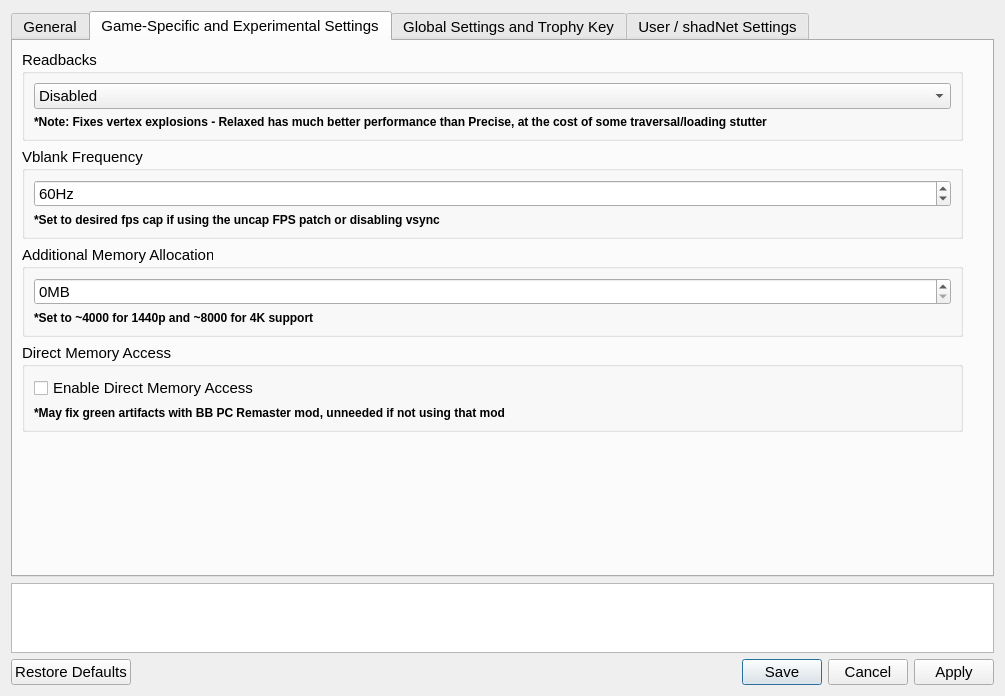
Qt form settings/ShadSettings.ui (rainmakerv3/BB_Launcher) before a commit.
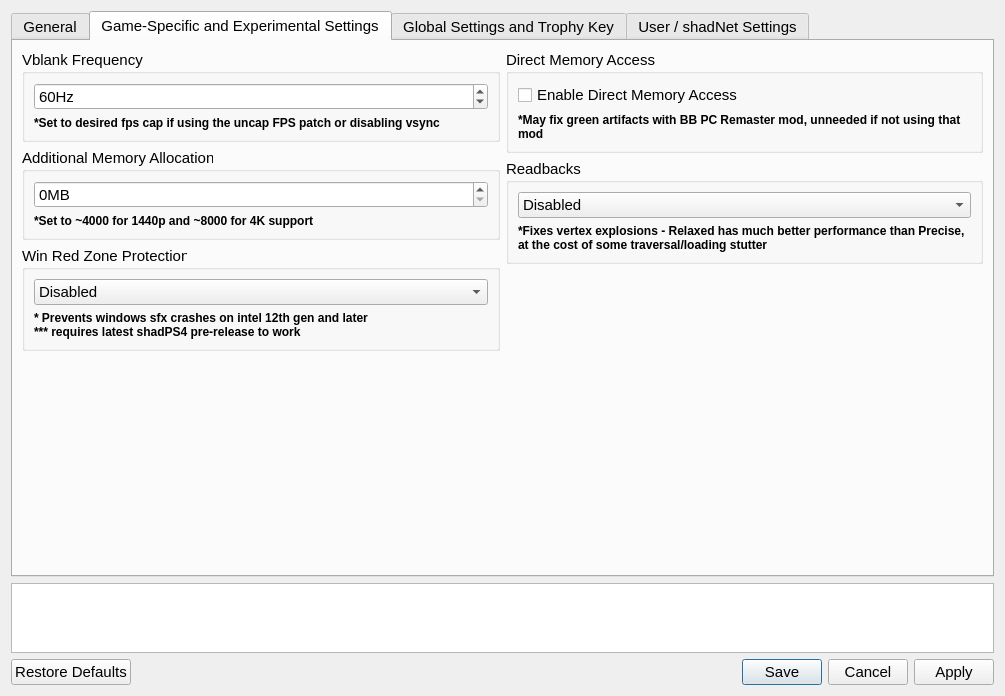
The same form after that commit. The open tabs and pages were chosen to show the change. Icons and pictures are not drawn.

Commit message: shadPS4 settings: add intel 12th gen fix experimental setting

```diff
--- a/settings/ShadSettings.ui
+++ b/settings/ShadSettings.ui
@@ -697,56 +697,6 @@
       <layout class="QHBoxLayout" name="horizontalLayout">
        <item>
         <layout class="QVBoxLayout" name="verticalLayout_2">
-         <item>
-          <widget class="QGroupBox" name="groupBox">
-           <property name="title">
-            <string>Readbacks</string>
-           </property>
-           <layout class="QVBoxLayout" name="verticalLayout_8">
-            <item>
-             <widget class="QComboBox" name="readbacksModeComboBox">
-              <item>
-               <property name="text">
-                <string>Disabled</string>
-               </property>
-              </item>
-              <item>
-               <property name="text">
-                <string>Relaxed</string>
-               </property>
-              </item>
-              <item>
-               <property name="text">
-                <string>Precise</string>
-               </property>
-              </item>
-             </widget>
-            </item>
-            <item>
-             <widget class="QLabel" name="readbacksNoteLabel">
-              <property name="sizePolicy">
-               <sizepolicy hsizetype="Preferred" vsizetype="Fixed">
-                <horstretch>0</horstretch>
-                <verstretch>0</verstretch>
-               </sizepolicy>
-              </property>
-              <property name="font">
-               <font>
-                <pointsize>9</pointsize>
-                <bold>true</bold>
-               </font>
-              </property>
-              <property name="text">
-               <string>*Note: Fixes vertex explosions - Relaxed has much better performance than Precise, at the cost of some traversal/loading stutter</string>
-              </property>
-              <property name="wordWrap">
-               <bool>true</bool>
-              </property>
-             </widget>
-            </item>
-           </layout>
-          </widget>
-         </item>
          <item>
           <widget class="QGroupBox" name="heightDivider">
            <property name="title">
@@ -845,20 +795,27 @@
           </widget>
          </item>
          <item>
-          <widget class="QGroupBox" name="dmaGroupBox">
+          <widget class="QGroupBox" name="winRedZoneGroupBox">
            <property name="title">
-            <string>Direct Memory Access</string>
+            <string>Win Red Zone Protection</string>
            </property>
-           <layout class="QVBoxLayout" name="verticalLayout_13">
+           <layout class="QVBoxLayout" name="verticalLayout_27">
             <item>
-             <widget class="QCheckBox" name="DMACheckBox">
-              <property name="text">
-               <string notr="true">Enable Direct Memory Access</string>
-              </property>
+             <widget class="QComboBox" name="winRedZoneComboBox">
+              <item>
+               <property name="text">
+                <string>Disabled</string>
+               </property>
+              </item>
+              <item>
+               <property name="text">
+                <string>Static Patching</string>
+               </property>
+              </item>
              </widget>
             </item>
             <item>
-             <widget class="QLabel" name="dmaNoteLabel">
+             <widget class="QLabel" name="dmaNoteLabel_3">
               <property name="sizePolicy">
                <sizepolicy hsizetype="Preferred" vsizetype="Fixed">
                 <horstretch>0</horstretch>
@@ -872,7 +829,8 @@
                </font>
               </property>
               <property name="text">
-               <string>*May fix green artifacts with BB PC Remaster mod, unneeded if not using that mod</string>
+               <string>* Prevents windows sfx crashes on intel 12th gen and later
+*** requires latest shadPS4 pre-release to work</string>
               </property>
               <property name="wordWrap">
                <bool>true</bool>
@@ -899,6 +857,94 @@
        </item>
        <item>
         <layout class="QVBoxLayout" name="verticalLayout_14">
+         <item>
+          <widget class="QGroupBox" name="dmaGroupBox">
+           <property name="title">
+            <string>Direct Memory Access</string>
+           </property>
+           <layout class="QVBoxLayout" name="verticalLayout_13">
+            <item>
+             <widget class="QCheckBox" name="DMACheckBox">
+              <property name="text">
+               <string notr="true">Enable Direct Memory Access</string>
+              </property>
+             </widget>
+            </item>
+            <item>
+             <widget class="QLabel" name="dmaNoteLabel">
+              <property name="sizePolicy">
+               <sizepolicy hsizetype="Preferred" vsizetype="Fixed">
+                <horstretch>0</horstretch>
+                <verstretch>0</verstretch>
+               </sizepolicy>
+              </property>
+              <property name="font">
+               <font>
+                <pointsize>9</pointsize>
+                <bold>true</bold>
+               </font>
+              </property>
+              <property name="text">
+               <string>*May fix green artifacts with BB PC Remaster mod, unneeded if not using that mod</string>
+              </property>
+              <property name="wordWrap">
+               <bool>true</bool>
+              </property>
+             </widget>
+            </item>
+           </layout>
+          </widget>
+         </item>
+         <item>
+          <widget class="QGroupBox" name="groupBox">
+           <property name="title">
+            <string>Readbacks</string>
+           </property>
+           <layout class="QVBoxLayout" name="verticalLayout_8">
+            <item>
+             <widget class="QComboBox" name="readbacksModeComboBox">
+              <item>
+               <property name="text">
+                <string>Disabled</string>
+               </property>
+              </item>
+              <item>
+               <property name="text">
+                <string>Relaxed</string>
+               </property>
+              </item>
+              <item>
+               <property name="text">
+                <string>Precise</string>
+               </property>
+              </item>
+             </widget>
+            </item>
+            <item>
+             <widget class="QLabel" name="readbacksNoteLabel">
+              <property name="sizePolicy">
+               <sizepolicy hsizetype="Preferred" vsizetype="Fixed">
+                <horstretch>0</horstretch>
+                <verstretch>0</verstretch>
+               </sizepolicy>
+              </property>
+              <property name="font">
+               <font>
+                <pointsize>9</pointsize>
+                <bold>true</bold>
+               </font>
+              </property>
+              <property name="text">
+               <string>*Fixes vertex explosions - Relaxed has much better performance than Precise, at the cost of some traversal/loading stutter</string>
+              </property>
+              <property name="wordWrap">
+               <bool>true</bool>
+              </property>
+             </widget>
+            </item>
+           </layout>
+          </widget>
+         </item>
          <item>
           <spacer name="verticalSpacer_2">
            <property name="orientation">
```
The commit also changes 4 other files.
